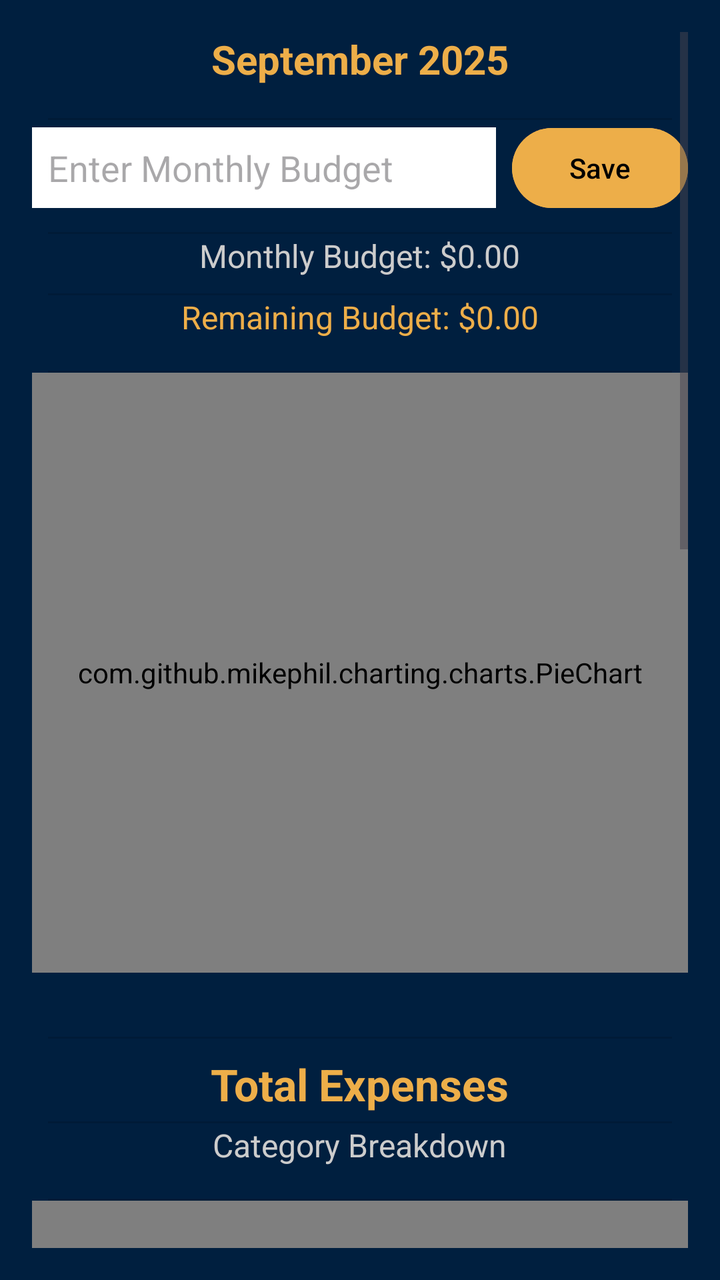
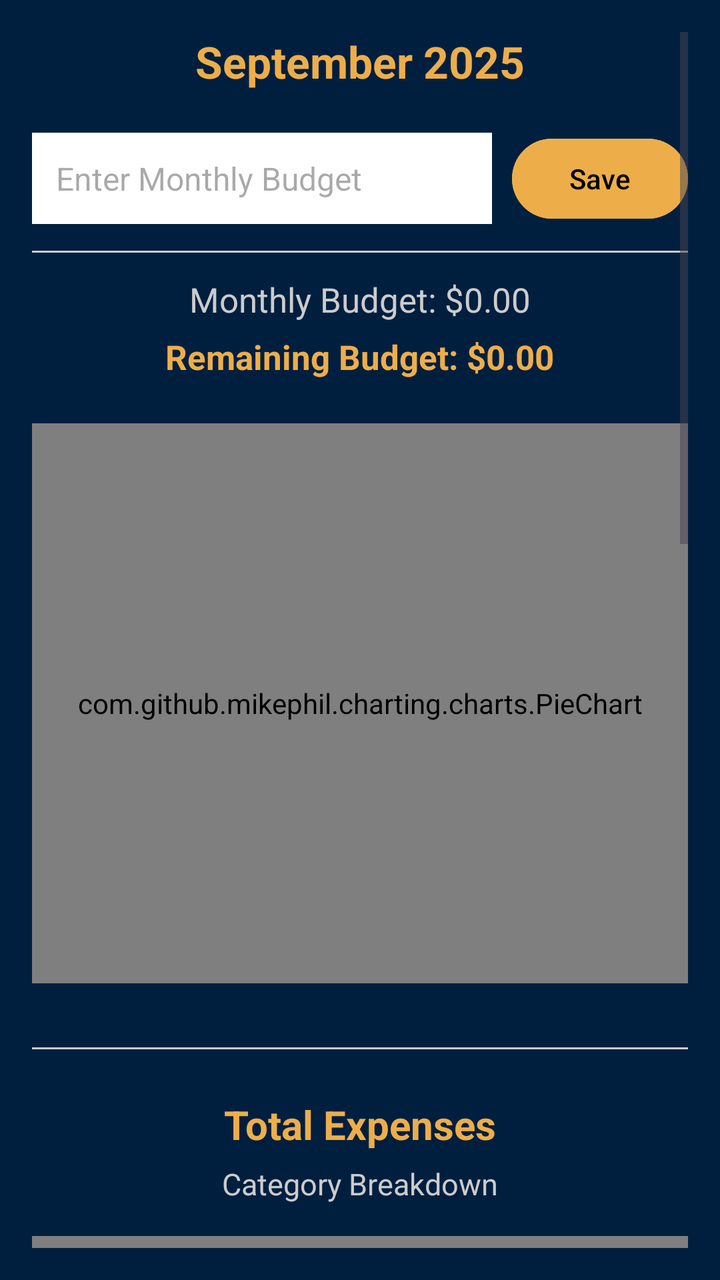

The first picture is an Android layout as it rendered before a commit; the second is the same layout after the commit. The layout source and the unified diff follow.
<!-- AndroidManifest.xml: application theme Theme.Budguette -->
<!-- res/layout/fragment_home.xml -->
<?xml version="1.0" encoding="utf-8"?>
<ScrollView xmlns:android="http://schemas.android.com/apk/res/android"
    android:layout_width="match_parent"
    android:layout_height="match_parent"
    android:background="@color/navy_blue"
    android:padding="16dp">

    <LinearLayout
        android:layout_width="match_parent"
        android:layout_height="wrap_content"
        android:orientation="vertical"
        android:gravity="center_horizontal"
        android:divider="?android:attr/dividerVertical"
        android:showDividers="middle"
        android:dividerPadding="8dp">

        
        <TextView
            android:id="@+id/currentMonthTextView"
            android:layout_width="wrap_content"
            android:layout_height="wrap_content"
            android:text="September 2025"
            android:textSize="20sp"
            android:textStyle="bold"
            android:textColor="@color/gold"
            android:layout_marginBottom="16dp" />

        
        <LinearLayout
            android:layout_width="match_parent"
            android:layout_height="wrap_content"
            android:orientation="horizontal"
            android:gravity="center_vertical"
            android:layout_marginBottom="8dp">

            <EditText
                android:id="@+id/monthlyBudgetEditText"
                android:layout_width="0dp"
                android:layout_height="wrap_content"
                android:layout_weight="1"
                android:hint="Enter Monthly Budget"
                android:inputType="numberDecimal"
                android:background="@android:color/white"
                android:padding="8dp"
                android:textColor="@android:color/black" />

            <Button
                android:id="@+id/saveBudgetButton"
                android:layout_width="wrap_content"
                android:layout_height="wrap_content"
                android:text="Save"
                android:layout_marginStart="8dp"
                android:backgroundTint="@color/gold"
                android:textColor="@android:color/black" />
        </LinearLayout>

        
        <TextView
            android:id="@+id/displayBudgetTextView"
            android:layout_width="wrap_content"
            android:layout_height="wrap_content"
            android:text="Monthly Budget: $0.00"
            android:textSize="16sp"
            android:textColor="@color/light_grey"
            android:layout_marginBottom="8dp" />

        
        <TextView
            android:id="@+id/remainingBudgetTextView"
            android:layout_width="wrap_content"
            android:layout_height="wrap_content"
            android:text="Remaining Budget: $0.00"
            android:textSize="16sp"
            android:textColor="@color/gold"
            android:layout_marginBottom="16dp" />

        
        <com.github.mikephil.charting.charts.PieChart
            android:id="@+id/budgetPieChart"
            android:layout_width="match_parent"
            android:layout_height="300dp"
            android:layout_marginBottom="32dp"
            android:background="@android:color/transparent" />

        
        <TextView
            android:id="@+id/totalExpensesTextView"
            android:layout_width="wrap_content"
            android:layout_height="wrap_content"
            android:text="Total Expenses"
            android:textSize="22sp"
            android:textStyle="bold"
            android:textColor="@color/gold"
            android:layout_marginTop="8dp"
            android:layout_marginBottom="4dp" />

        <TextView
            android:id="@+id/categoryBreakdownTextView"
            android:layout_width="wrap_content"
            android:layout_height="wrap_content"
            android:text="Category Breakdown"
            android:textSize="16sp"
            android:textColor="@color/light_grey"
            android:layout_marginBottom="16dp" />

        
        <com.github.mikephil.charting.charts.PieChart
            android:id="@+id/expensePieChart"
            android:layout_width="match_parent"
            android:layout_height="300dp"
            android:layout_marginBottom="32dp"
            android:background="@android:color/transparent" />

        
        <TextView
            android:id="@+id/totalSubscriptionsTextView"
            android:layout_width="wrap_content"
            android:layout_height="wrap_content"
            android:text="Total Subscriptions"
            android:textSize="22sp"
            android:textStyle="bold"
            android:textColor="@color/gold"
            android:layout_marginTop="16dp"
            android:layout_marginBottom="4dp" />

        <TextView
            android:id="@+id/subscriptionBreakdownTextView"
            android:layout_width="wrap_content"
            android:layout_height="wrap_content"
            android:text="Subscription Breakdown"
            android:textSize="16sp"
            android:textColor="@color/light_grey"
            android:layout_marginBottom="16dp" />

        
        <com.github.mikephil.charting.charts.PieChart
            android:id="@+id/subscriptionPieChart"
            android:layout_width="match_parent"
            android:layout_height="300dp"
            android:background="@android:color/transparent"
            android:layout_marginBottom="32dp" />

        <TextView
            android:id="@+id/analyticsTitle"
            android:layout_width="wrap_content"
            android:layout_height="wrap_content"
            android:text="Last 3 Months Analytics"
            android:textSize="20sp"
            android:textStyle="bold"
            android:textColor="@color/gold"
            android:layout_marginTop="16dp"
            android:layout_marginBottom="8dp"/>

        <androidx.recyclerview.widget.RecyclerView
            android:id="@+id/analyticsRecyclerView"
            android:layout_width="match_parent"
            android:layout_height="wrap_content"
            android:visibility="gone"/>

        <TextView
            android:id="@+id/budgetFeedbackText"
            android:layout_width="match_parent"
            android:layout_height="wrap_content"
            android:text="Loading feedback..."
            android:textColor="@android:color/white"
            android:textSize="16sp"
            android:gravity="center"
            android:layout_marginTop="16dp"/>


        <Button
            android:id="@+id/simulateMonthEndButton"
            android:layout_width="wrap_content"
            android:layout_height="wrap_content"
            android:text="Simulate Month End"
            android:layout_marginTop="10dp" />


    </LinearLayout>
</ScrollView>
<!-- resources referenced by this layout -->
<resources>
  <color name="gold">#EDAE49</color>
  <color name="light_grey">#CCCCCC</color>
  <color name="navy_blue">#001F3F</color>
  <style name="Theme.Budguette" parent="Base.Theme.Budguette" />
  <style name="Base.Theme.Budguette" parent="Theme.Material3.DayNight.NoActionBar">
          
          
      </style>
</resources>

<!-- the commit's change to res/layout/fragment_home.xml (unified diff, before → after) -->
@@ -1,5 +1,7 @@
 <?xml version="1.0" encoding="utf-8"?>
-<ScrollView xmlns:android="http://schemas.android.com/apk/res/android"
+<ScrollView
+    xmlns:android="http://schemas.android.com/apk/res/android"
+    xmlns:app="http://schemas.android.com/apk/res-auto"
     android:layout_width="match_parent"
     android:layout_height="match_parent"
     android:background="@color/navy_blue"
@@ -9,10 +11,7 @@
         android:layout_width="match_parent"
         android:layout_height="wrap_content"
         android:orientation="vertical"
-        android:gravity="center_horizontal"
-        android:divider="?android:attr/dividerVertical"
-        android:showDividers="middle"
-        android:dividerPadding="8dp">
+        android:gravity="center_horizontal">
 
         
         <TextView
@@ -20,10 +19,10 @@
             android:layout_width="wrap_content"
             android:layout_height="wrap_content"
             android:text="September 2025"
-            android:textSize="20sp"
-            android:textStyle="bold"
-            android:textColor="@color/gold"
-            android:layout_marginBottom="16dp" />
+            android:textSize="22sp"
+            android:textStyle="bold"
+            android:textColor="@color/gold"
+            android:layout_marginBottom="20dp" />
 
         
         <LinearLayout
@@ -31,7 +30,7 @@
             android:layout_height="wrap_content"
             android:orientation="horizontal"
             android:gravity="center_vertical"
-            android:layout_marginBottom="8dp">
+            android:layout_marginBottom="12dp">
 
             <EditText
                 android:id="@+id/monthlyBudgetEditText"
@@ -41,28 +40,36 @@
                 android:hint="Enter Monthly Budget"
                 android:inputType="numberDecimal"
                 android:background="@android:color/white"
-                android:padding="8dp"
-                android:textColor="@android:color/black" />
+                android:padding="12dp"
+                android:textColor="@android:color/black"
+                android:textSize="16sp" />
 
             <Button
                 android:id="@+id/saveBudgetButton"
                 android:layout_width="wrap_content"
                 android:layout_height="wrap_content"
                 android:text="Save"
-                android:layout_marginStart="8dp"
+                android:layout_marginStart="10dp"
                 android:backgroundTint="@color/gold"
                 android:textColor="@android:color/black" />
         </LinearLayout>
 
         
+        <View
+            android:layout_width="match_parent"
+            android:layout_height="1dp"
+            android:background="@color/light_grey"
+            android:layout_marginBottom="12dp"/>
+
+        
         <TextView
             android:id="@+id/displayBudgetTextView"
             android:layout_width="wrap_content"
             android:layout_height="wrap_content"
             android:text="Monthly Budget: $0.00"
-            android:textSize="16sp"
+            android:textSize="17sp"
             android:textColor="@color/light_grey"
-            android:layout_marginBottom="8dp" />
+            android:layout_marginBottom="6dp" />
 
         
         <TextView
@@ -70,36 +77,44 @@
             android:layout_width="wrap_content"
             android:layout_height="wrap_content"
             android:text="Remaining Budget: $0.00"
-            android:textSize="16sp"
-            android:textColor="@color/gold"
-            android:layout_marginBottom="16dp" />
+            android:textSize="17sp"
+            android:textStyle="bold"
+            android:textColor="@color/gold"
+            android:layout_marginBottom="22dp" />
 
         
         <com.github.mikephil.charting.charts.PieChart
             android:id="@+id/budgetPieChart"
             android:layout_width="match_parent"
-            android:layout_height="300dp"
+            android:layout_height="280dp"
             android:layout_marginBottom="32dp"
             android:background="@android:color/transparent" />
 
         
+        <View
+            android:layout_width="match_parent"
+            android:layout_height="1dp"
+            android:background="@color/light_grey"
+            android:layout_marginBottom="16dp"/>
+
+        
         <TextView
             android:id="@+id/totalExpensesTextView"
             android:layout_width="wrap_content"
             android:layout_height="wrap_content"
             android:text="Total Expenses"
-            android:textSize="22sp"
+            android:textSize="20sp"
             android:textStyle="bold"
             android:textColor="@color/gold"
             android:layout_marginTop="8dp"
-            android:layout_marginBottom="4dp" />
+            android:layout_marginBottom="6dp" />
 
         <TextView
             android:id="@+id/categoryBreakdownTextView"
             android:layout_width="wrap_content"
             android:layout_height="wrap_content"
             android:text="Category Breakdown"
-            android:textSize="16sp"
+            android:textSize="15sp"
             android:textColor="@color/light_grey"
             android:layout_marginBottom="16dp" />
 
@@ -107,28 +122,35 @@
         <com.github.mikephil.charting.charts.PieChart
             android:id="@+id/expensePieChart"
             android:layout_width="match_parent"
-            android:layout_height="300dp"
+            android:layout_height="280dp"
             android:layout_marginBottom="32dp"
             android:background="@android:color/transparent" />
 
         
+        <View
+            android:layout_width="match_parent"
+            android:layout_height="1dp"
+            android:background="@color/light_grey"
+            android:layout_marginBottom="16dp"/>
+
+        
         <TextView
             android:id="@+id/totalSubscriptionsTextView"
             android:layout_width="wrap_content"
             android:layout_height="wrap_content"
             android:text="Total Subscriptions"
-            android:textSize="22sp"
-            android:textStyle="bold"
-            android:textColor="@color/gold"
-            android:layout_marginTop="16dp"
-            android:layout_marginBottom="4dp" />
+            android:textSize="20sp"
+            android:textStyle="bold"
+            android:textColor="@color/gold"
+            android:layout_marginTop="10dp"
+            android:layout_marginBottom="6dp" />
 
         <TextView
             android:id="@+id/subscriptionBreakdownTextView"
             android:layout_width="wrap_content"
             android:layout_height="wrap_content"
             android:text="Subscription Breakdown"
-            android:textSize="16sp"
+            android:textSize="15sp"
             android:textColor="@color/light_grey"
             android:layout_marginBottom="16dp" />
 
@@ -136,10 +158,18 @@
         <com.github.mikephil.charting.charts.PieChart
             android:id="@+id/subscriptionPieChart"
             android:layout_width="match_parent"
-            android:layout_height="300dp"
+            android:layout_height="280dp"
             android:background="@android:color/transparent"
             android:layout_marginBottom="32dp" />
 
+        
+        <View
+            android:layout_width="match_parent"
+            android:layout_height="1dp"
+            android:background="@color/light_grey"
+            android:layout_marginBottom="16dp"/>
+
+        
         <TextView
             android:id="@+id/analyticsTitle"
             android:layout_width="wrap_content"
@@ -155,7 +185,7 @@
             android:id="@+id/analyticsRecyclerView"
             android:layout_width="match_parent"
             android:layout_height="wrap_content"
-            android:visibility="gone"/>
+            android:visibility="gone" />
 
         <TextView
             android:id="@+id/budgetFeedbackText"
@@ -165,16 +195,17 @@
             android:textColor="@android:color/white"
             android:textSize="16sp"
             android:gravity="center"
-            android:layout_marginTop="16dp"/>
-
+            android:padding="8dp"
+            android:layout_marginTop="14dp"/>
 
         <Button
             android:id="@+id/simulateMonthEndButton"
             android:layout_width="wrap_content"
             android:layout_height="wrap_content"
             android:text="Simulate Month End"
-            android:layout_marginTop="10dp" />
-
+            android:layout_marginTop="14dp"
+            android:backgroundTint="@color/gold"
+            android:textColor="@android:color/black" />
 
     </LinearLayout>
 </ScrollView>
